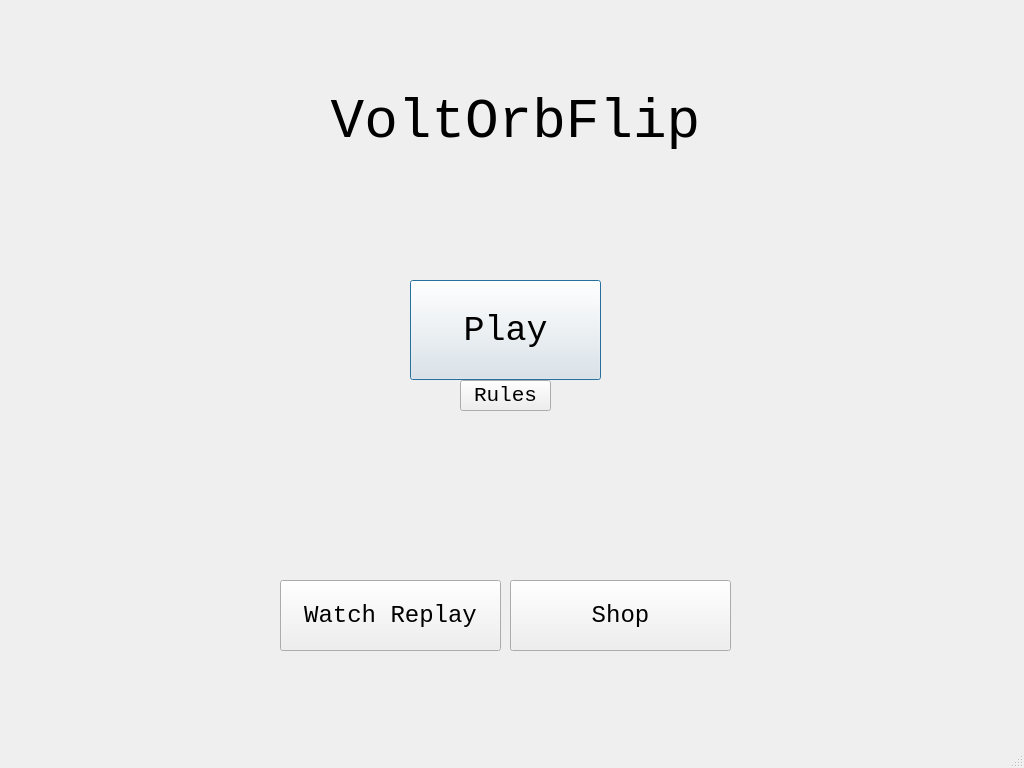
This is VOF-Client-Desktop/menu.ui in SBEmafph/voltorbflip-clone as Qt 5 draws it before an edit. The edited form follows.
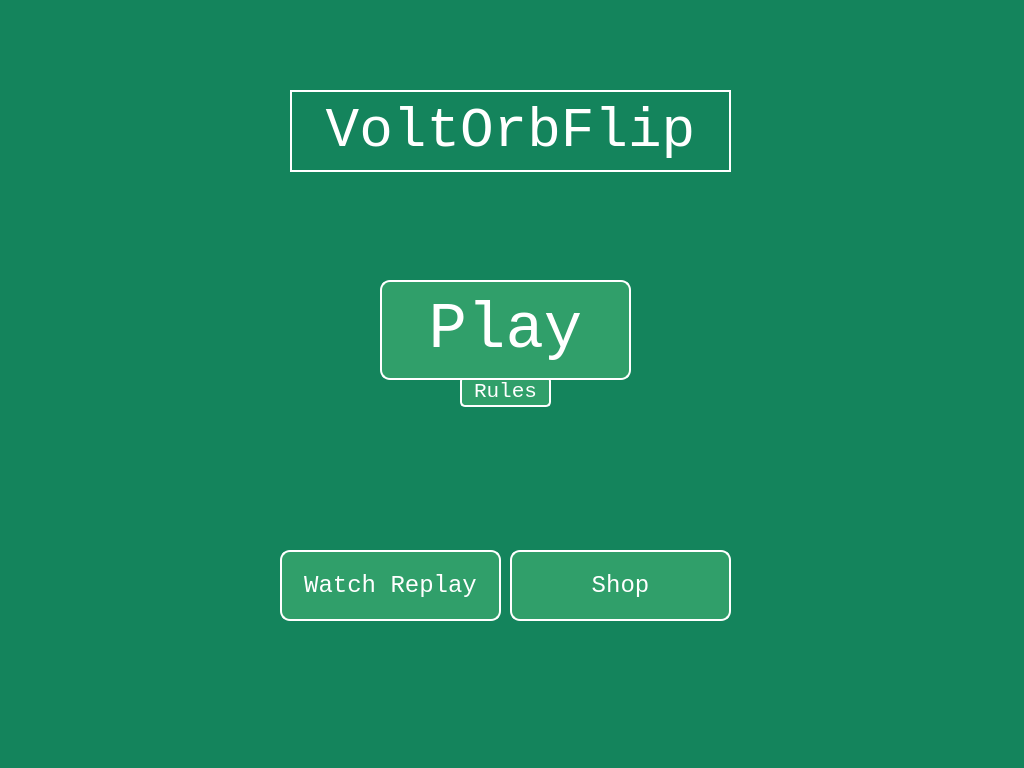
This is the edited form. Icons and pictures are not drawn.

Commit message: Design auf Startmenu, Wartelobby, Rules, Replay, Spieloberfläche übertragen

Patch:
```diff
--- a/VOF-Client-Desktop/menu.ui
+++ b/VOF-Client-Desktop/menu.ui
@@ -13,12 +13,15 @@
   <property name="windowTitle">
    <string>Client</string>
   </property>
+  <property name="styleSheet">
+   <string notr="true">background-color: #14845C;</string>
+  </property>
   <widget class="QWidget" name="centralwidget">
    <widget class="QPushButton" name="shopBtn">
     <property name="geometry">
      <rect>
       <x>510</x>
-      <y>580</y>
+      <y>550</y>
       <width>221</width>
       <height>71</height>
      </rect>
@@ -30,6 +33,18 @@
       <bold>false</bold>
      </font>
     </property>
+    <property name="styleSheet">
+     <string notr="true">QPushButton#shopBtn {
+    border-radius: 10px;
+    background-color: #309F6A;
+    color: white;
+    border: 2px solid #ffffff;
+}
+
+QPushButton#shopBtn:hover {
+    background-color: #3cb079;
+}</string>
+    </property>
     <property name="text">
      <string>Shop</string>
     </property>
@@ -56,7 +71,7 @@
     <property name="geometry">
      <rect>
       <x>460</x>
-      <y>380</y>
+      <y>376</y>
       <width>91</width>
       <height>31</height>
      </rect>
@@ -68,6 +83,18 @@
       <bold>false</bold>
      </font>
     </property>
+    <property name="styleSheet">
+     <string notr="true">QPushButton#rulesBtn {
+    border-radius: 5px;
+    background-color: #309F6A;
+    color: white;
+    border: 2px solid #ffffff;
+}
+
+QPushButton#rulesBtn:hover {
+    background-color: #3cb079;
+}</string>
+    </property>
     <property name="text">
      <string>Rules</string>
     </property>
@@ -81,19 +108,31 @@
    <widget class="QPushButton" name="playBtn">
     <property name="geometry">
      <rect>
-      <x>410</x>
+      <x>380</x>
       <y>280</y>
-      <width>191</width>
+      <width>251</width>
       <height>100</height>
      </rect>
     </property>
     <property name="font">
      <font>
       <family>Consolas</family>
-      <pointsize>26</pointsize>
+      <pointsize>48</pointsize>
       <bold>false</bold>
      </font>
     </property>
+    <property name="styleSheet">
+     <string notr="true">QPushButton#playBtn {
+    border-radius: 10px;
+    background-color: #309F6A;
+    color: white;
+    border: 2px solid #ffffff;
+}
+
+QPushButton#playBtn:hover {
+    background-color: #3cb079;
+}</string>
+    </property>
     <property name="text">
      <string>Play</string>
     </property>
@@ -104,14 +143,17 @@
      </size>
     </property>
     <property name="default">
-     <bool>true</bool>
+     <bool>false</bool>
+    </property>
+    <property name="flat">
+     <bool>false</bool>
     </property>
    </widget>
    <widget class="QPushButton" name="replayBtn">
     <property name="geometry">
      <rect>
       <x>280</x>
-      <y>580</y>
+      <y>550</y>
       <width>221</width>
       <height>71</height>
      </rect>
@@ -123,6 +165,18 @@
       <bold>false</bold>
      </font>
     </property>
+    <property name="styleSheet">
+     <string notr="true">QPushButton#replayBtn {
+    border-radius: 10px;
+    background-color: #309F6A;
+    color: white;
+    border: 2px solid #ffffff;
+}
+
+QPushButton#replayBtn:hover {
+    background-color: #3cb079;
+}</string>
+    </property>
     <property name="text">
      <string>Watch Replay</string>
     </property>
@@ -133,33 +187,69 @@
      </size>
     </property>
    </widget>
-   <widget class="QWidget" name="verticalLayoutWidget">
+   <widget class="QLabel" name="label">
     <property name="geometry">
      <rect>
-      <x>0</x>
-      <y>80</y>
-      <width>1031</width>
-      <height>84</height>
+      <x>740</x>
+      <y>90</y>
+      <width>81</width>
+      <height>81</height>
      </rect>
     </property>
-    <layout class="QVBoxLayout" name="verticalLayout">
-     <item>
-      <widget class="QLabel" name="Titel">
-       <property name="font">
-        <font>
-         <family>Consolas</family>
-         <pointsize>42</pointsize>
-        </font>
-       </property>
-       <property name="text">
-        <string>VoltOrbFlip</string>
-       </property>
-       <property name="alignment">
-        <set>Qt::AlignmentFlag::AlignCenter</set>
-       </property>
-      </widget>
-     </item>
-    </layout>
+    <property name="text">
+     <string/>
+    </property>
+    <property name="pixmap">
+     <pixmap resource="voltorb_img.qrc">:/:/images/images/Voltorb.png</pixmap>
+    </property>
+    <property name="scaledContents">
+     <bool>true</bool>
+    </property>
+   </widget>
+   <widget class="QLabel" name="Titel">
+    <property name="geometry">
+     <rect>
+      <x>290</x>
+      <y>90</y>
+      <width>441</width>
+      <height>82</height>
+     </rect>
+    </property>
+    <property name="font">
+     <font>
+      <family>Consolas</family>
+      <pointsize>42</pointsize>
+     </font>
+    </property>
+    <property name="styleSheet">
+     <string notr="true">color: white;
+border: 2px solid #ffffff;</string>
+    </property>
+    <property name="text">
+     <string>VoltOrbFlip</string>
+    </property>
+    <property name="alignment">
+     <set>Qt::AlignmentFlag::AlignCenter</set>
+    </property>
+   </widget>
+   <widget class="QLabel" name="label_2">
+    <property name="geometry">
+     <rect>
+      <x>200</x>
+      <y>90</y>
+      <width>81</width>
+      <height>81</height>
+     </rect>
+    </property>
+    <property name="text">
+     <string/>
+    </property>
+    <property name="pixmap">
+     <pixmap resource="voltorb_img.qrc">:/:/images/images/Voltorb.png</pixmap>
+    </property>
+    <property name="scaledContents">
+     <bool>true</bool>
+    </property>
    </widget>
   </widget>
   <widget class="QMenuBar" name="menubar">
```
Left out of the diff: 4 changed lines with no effect on the pictures. The commit also changes 11 other files.
